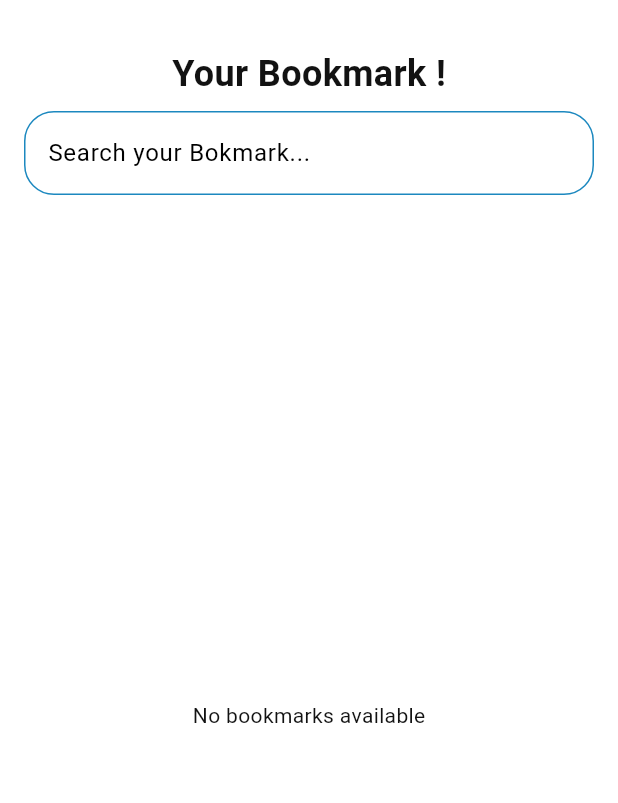
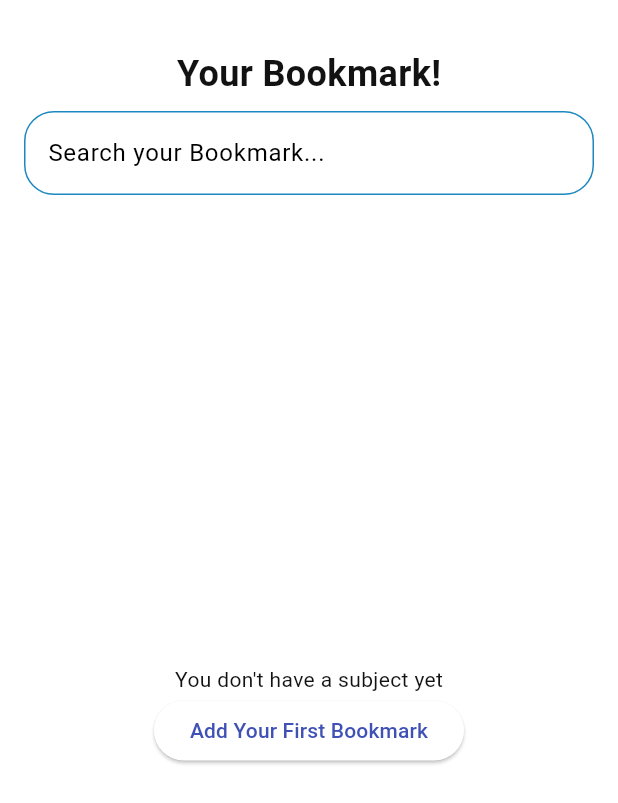
Before and after one commit to Dustymon111/Ekstraksi-File-GPT-4, a Flutter app: the BookmarkScreen screen opened by its route, on a phone screen of 412 x 824 dp. Shown: the top 803 px of the screen. Run offline on Flutter 3.47's test engine with Material 3 defaults, Android fonts, the phone set to English and light mode, and no system bars; our stand-ins replace cloud_firestore, file_picker, firebase_auth, firebase_core, firebase_storage, fl_chart and 3 more; missing offline and left inert: dart_openai, docx_template, langchain, langchain_community, langchain_openai, syncfusion_flutter_pdf and 1 more; accounts and stored records are empty.

Commit message:
fix bookmark fetch per-user

```diff
--- a/lib/main.dart
+++ b/lib/main.dart
@@ -5,12 +5,12 @@ import 'package:aplikasi_ekstraksi_file_gpt4/providers/subject_provider.dart';
 import 'package:aplikasi_ekstraksi_file_gpt4/providers/user_provider.dart';
 import 'package:aplikasi_ekstraksi_file_gpt4/providers/theme_provider.dart';
 import 'package:aplikasi_ekstraksi_file_gpt4/screen/bookmark_screen.dart';
+import 'package:aplikasi_ekstraksi_file_gpt4/screen/create_subject.dart';
 import 'package:aplikasi_ekstraksi_file_gpt4/screen/home_screen.dart';
 import 'package:aplikasi_ekstraksi_file_gpt4/screen/login_screen.dart';
 import 'package:aplikasi_ekstraksi_file_gpt4/screen/register_screen.dart';
 import 'package:aplikasi_ekstraksi_file_gpt4/screen/splash_screen.dart';
 import 'package:aplikasi_ekstraksi_file_gpt4/screen/test_screen.dart';
-import 'package:dart_openai/dart_openai.dart';
 import 'package:firebase_core/firebase_core.dart';
 import 'package:flutter/material.dart';
 import 'package:flutter_dotenv/flutter_dotenv.dart';
@@ -20,7 +20,6 @@ import 'firebase_options.dart';
 void main() async {
   WidgetsFlutterBinding.ensureInitialized();
   await dotenv.load(fileName: ".env");
-  OpenAI.apiKey = dotenv.env["OPENAI_API_KEY"]!;
   await Firebase.initializeApp(
     options: DefaultFirebaseOptions.currentPlatform,
   );
@@ -105,6 +104,7 @@ class MyApp extends StatelessWidget {
           '/home': (context) => Home(),
           '/login': (context) => LoginScreen(),
           '/register': (context) => RegisterScreen(),
+          '/add-bookmark': (context) => CreateSubject(),
           '/bookmarks': (context) => BookmarkScreen(),
           '/test': (context) => TestScreen(),
         },
--- a/lib/providers/bookmark_provider.dart
+++ b/lib/providers/bookmark_provider.dart
@@ -31,6 +31,7 @@ class BookmarkProvider extends ChangeNotifier {
         if (bookSnapshot.docs.isNotEmpty) {
           // Clear the existing bookmarks
           _bookmarks.clear();
+          print(_bookmarks);
 
           // Map each document to a Bookmark object
           _bookmarks = bookSnapshot.docs.map((bookDoc) {
--- a/lib/providers/user_provider.dart
+++ b/lib/providers/user_provider.dart
@@ -8,10 +8,12 @@ class UserProvider extends ChangeNotifier {
   final FirebaseFirestore _firestore = FirebaseFirestore.instance;
   late final String _username;
   late final String _email;
+  String _userId = "";
 
   User? get currentUser => _auth.currentUser;
   String get username => _username;
   String get email => _email;
+  String get userId => _userId;
 
   void setUsername(value) {
     _username = value;
@@ -19,6 +21,10 @@ class UserProvider extends ChangeNotifier {
 
   void setEmail(value) {
     _email = value;
+  }
+
+  void setUserId(value) {
+    _userId = value;
   }
 
   // Create or Update User
--- a/lib/screen/bookmark_screen.dart
+++ b/lib/screen/bookmark_screen.dart
@@ -18,9 +18,6 @@ class _BookmarkScreenState extends State<BookmarkScreen> {
 
   @override
   void initState() {
-    WidgetsBinding.instance.addPostFrameCallback((_) {
-      context.read<BookmarkProvider>().fetchBookmarks(_auth.currentUser!.uid);
-    });
     super.initState();
   }
 
@@ -35,7 +32,7 @@ class _BookmarkScreenState extends State<BookmarkScreen> {
           Padding(
             padding: const EdgeInsets.all(8.0),
             child: Text(
-              "Your Bookmark !",
+              "Your Bookmark!",
               style: TextStyle(
                   fontSize: 24,
                   fontWeight: FontWeight.bold,
@@ -47,7 +44,7 @@ class _BookmarkScreenState extends State<BookmarkScreen> {
             child: TextField(
               controller: searchController,
               decoration: InputDecoration(
-                labelText: 'Search your Bokmark...',
+                labelText: 'Search your Bookmark...',
                 border: OutlineInputBorder(
                   borderRadius: BorderRadius.all(Radius.circular(20)),
                   borderSide: BorderSide(color: Color(0xFF1C88BF)),
@@ -67,30 +64,32 @@ class _BookmarkScreenState extends State<BookmarkScreen> {
             ),
           ),
           Expanded(
-            child: StreamBuilder<List<Bookmark>>(
-              stream: bookmarkprov.bookmarksStream,
-              builder: (context, snapshot) {
-                if (snapshot.connectionState == ConnectionState.waiting) {
-                  return const Center(child: CircularProgressIndicator());
-                } else if (snapshot.hasError) {
-                  return Center(child: Text('Error: ${snapshot.error}'));
-                } else if (!snapshot.hasData || snapshot.data!.isEmpty) {
-                  return const Center(child: Text('No bookmarks available'));
-                }
-                return ListView.builder(
+            child: bookmarkprov.bookmarks.isEmpty
+                ? Center(
+                    child: Column(
+                    mainAxisAlignment: MainAxisAlignment.center,
+                    children: [
+                      Text('You don\'t have a subject yet'),
+                      ElevatedButton(
+                          onPressed: () {
+                            Navigator.pushNamed(context, '/add-bookmark');
+                          },
+                          child: Text("Add Your First Bookmark")),
+                    ],
+                  ))
+                : ListView.builder(
                     padding:
                         const EdgeInsets.symmetric(vertical: 8, horizontal: 16),
-                  itemCount: snapshot.data!.length,
+                    itemCount: bookmarkprov.bookmarks.length,
                     itemBuilder: (context, index) {
+                      Bookmark book = bookmarkprov.bookmarks[index];
                       return buildBookmarkCard(
-                      bookmark: snapshot.data![index],
-                      title: snapshot.data![index].title,
-                      author: snapshot.data![index].author,
-                      pageNumber: snapshot.data![index].totalPages,
+                        bookmark: book,
+                        title: book.title,
+                        author: book.author,
+                        pageNumber: book.totalPages,
                         context: context,
-                      bookmarkId: snapshot.data![index].id ?? "",
-                    );
-                  },
+                        bookmarkId: book.id ?? "",
                       );
                     },
                   ),
--- a/lib/screen/create_topic_screen.dart
+++ b/lib/screen/create_topic_screen.dart
@@ -25,10 +25,10 @@ class _CreateTopicScreenState extends State<CreateTopicScreen> {
   String? filename;
   String? subjectId;
   final FirebaseAuth _auth = FirebaseAuth.instance;
+  final String serverUrl =
+      'https://ekstraksi-file-gpt-4-server-xzcbfs2fqq-et.a.run.app';
   final String localhost = dotenv.env["LOCALHOST"]!;
   final String port = dotenv.env["PORT"]!;
-  final String serverUrl =
-      'https://ekstraksi-file-gpt-4-server-xzcbfs2fqq-et.a.run.app';
 
   @override
   void initState() {
@@ -46,7 +46,7 @@ class _CreateTopicScreenState extends State<CreateTopicScreen> {
       String userId,
       String filename,
       String subjectId) async {
-    final url = Uri.parse('$localhost:$port/question-maker');
+    final url = Uri.parse('$serverUrl/question-maker');
     final response = await http.post(
       url,
       headers: <String, String>{
--- a/lib/screen/login_screen.dart
+++ b/lib/screen/login_screen.dart
@@ -1,4 +1,5 @@
 import 'package:aplikasi_ekstraksi_file_gpt4/providers/bookmark_provider.dart';
+import 'package:aplikasi_ekstraksi_file_gpt4/providers/user_provider.dart';
 import 'package:flutter/material.dart';
 import 'package:firebase_auth/firebase_auth.dart'; // Ensure you have Firebase Auth set up
 import 'package:fluttertoast/fluttertoast.dart';
@@ -118,6 +119,9 @@ class _LoginScreenState extends State<LoginScreen> {
                           _auth.currentUser?.email as String
                         ]);
                         context
+                            .read<UserProvider>()
+                            .setUserId(_auth.currentUser!.uid);
+                        context
                             .read<BookmarkProvider>()
                             .fetchBookmarks(_auth.currentUser!.uid);
                         Navigator.pushReplacementNamed(context, '/home');
```
Also changed, not shown: lib/screen/create_subject.dart (+6 -4 lines). Lines whose indentation alone changed are shown as unchanged.
